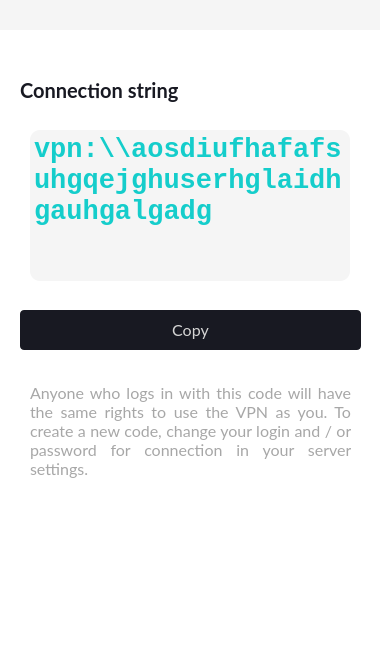
The window that client/ui/mainwindow.ui (amnezia-vpn/amnezia-client) describes before a commit, drawn with Qt 5.
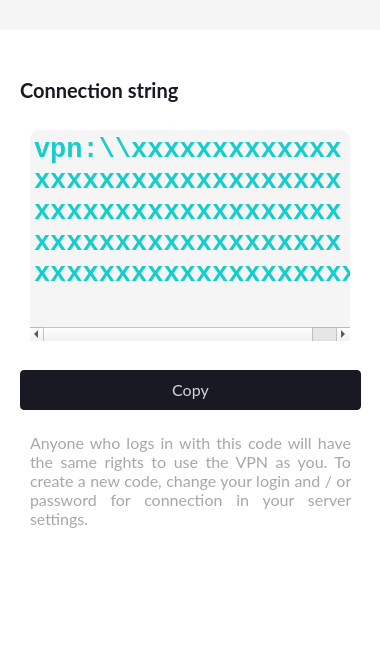
The same window after the commit. The open tabs and pages were chosen to show the change. Icons and pictures are not drawn. Custom widgets are drawn as their Qt base class.

What changed in the file:
```diff
--- a/client/ui/mainwindow.ui
+++ b/client/ui/mainwindow.ui
@@ -257,14 +257,7 @@
       </rect>
      </property>
      <property name="styleSheet">
-      <string notr="true">QStackedWidget#stackedWidget_main{
-	background: transparent;
-}
-
-QStackedWidget QWidget {
-	background: transparent;
-}
-</string>
+      <string notr="true"/>
      </property>
      <property name="currentIndex">
       <number>2</number>
@@ -1947,6 +1940,9 @@
       <zorder>label_server_settings_server</zorder>
      </widget>
      <widget class="QWidget" name="page_share_connection">
+      <property name="styleSheet">
+       <string notr="true"/>
+      </property>
       <widget class="QPushButton" name="pushButton_back_from_share">
        <property name="geometry">
         <rect>
@@ -2019,11 +2015,13 @@
          <x>30</x>
          <y>100</y>
          <width>320</width>
-         <height>151</height>
+         <height>211</height>
         </rect>
        </property>
        <property name="styleSheet">
-        <string notr="true">background: #F5F5F5;
+        <string notr="true">QTextEdit {
+
+background: #F5F5F5;
 border-radius: 10px;
 
 
@@ -2036,27 +2034,32 @@
 text-align: center;
 
 color: #15CDCB;
+
+}
 </string>
        </property>
        <property name="lineWrapMode">
         <enum>QTextEdit::FixedColumnWidth</enum>
        </property>
        <property name="lineWrapColumnOrWidth">
-        <number>20</number>
+        <number>30</number>
+       </property>
+       <property name="readOnly">
+        <bool>true</bool>
        </property>
        <property name="html">
         <string>&lt;!DOCTYPE HTML PUBLIC &quot;-//W3C//DTD HTML 4.0//EN&quot; &quot;http://www.w3.org/TR/REC-html40/strict.dtd&quot;&gt;
 &lt;html&gt;&lt;head&gt;&lt;meta name=&quot;qrichtext&quot; content=&quot;1&quot; /&gt;&lt;style type=&quot;text/css&quot;&gt;
 p, li { white-space: pre-wrap; }
 &lt;/style&gt;&lt;/head&gt;&lt;body style=&quot; font-family:'Consolas'; font-size:22px; font-weight:600; font-style:normal;&quot;&gt;
-&lt;p style=&quot; margin-top:0px; margin-bottom:0px; margin-left:0px; margin-right:0px; -qt-block-indent:0; text-indent:0px;&quot;&gt;&lt;span style=&quot; font-size:20pt;&quot;&gt;vpn:\\aosdiufhafafsuhgqejghuserhglaidhgauhgalgadg&lt;/span&gt;&lt;/p&gt;&lt;/body&gt;&lt;/html&gt;</string>
+&lt;p style=&quot; margin-top:0px; margin-bottom:0px; margin-left:0px; margin-right:0px; -qt-block-indent:0; text-indent:0px;&quot;&gt;&lt;span style=&quot; font-size:20pt;&quot;&gt;vpn:\\xxxxxxxxxxxxxxxxxxxxxxxxxxxxxxxxxxxxxxxxxxxxxxxxxxxxxxxxxxxxxxxxxxxxxxxxxxxxxxxxxxxxxxxxxxx&lt;/span&gt;&lt;/p&gt;&lt;/body&gt;&lt;/html&gt;</string>
        </property>
       </widget>
       <widget class="QPushButton" name="pushButton_blocked_list_2">
        <property name="geometry">
         <rect>
          <x>20</x>
-         <y>280</y>
+         <y>340</y>
          <width>341</width>
          <height>40</height>
         </rect>
@@ -2090,7 +2093,7 @@
        <property name="geometry">
         <rect>
          <x>30</x>
-         <y>350</y>
+         <y>400</y>
          <width>321</width>
          <height>101</height>
         </rect>
```
Left out of the diff: 41 changed lines with no effect on the pictures.
